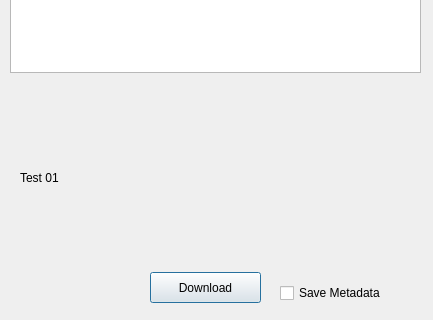
This is OpenAerialMap/gui/ui/img_browser.ui in hotosm/oam-qgis-plugin as Qt 5 draws it before an edit; both pictures show x 0 to 433 and y 218 to 538 of the 433 by 538 pixel window. The edited form follows.
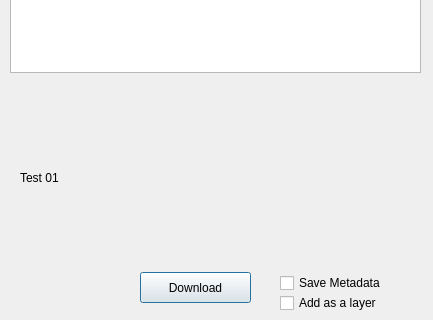
This is the edited form.

Commit message: Added codes to insert reprojected image as a raster layer Added codes to update the listWidgets after reprojection Added a checkbox and codes which insert the downloaded image as a raster layer

```diff
--- a/OpenAerialMap/gui/ui/img_browser.ui
+++ b/OpenAerialMap/gui/ui/img_browser.ui
@@ -26,7 +26,7 @@
   <widget class="QPushButton" name="pushButtonDownload">
    <property name="geometry">
     <rect>
-     <x>150</x>
+     <x>140</x>
      <y>490</y>
      <width>111</width>
      <height>31</height>
@@ -53,7 +53,7 @@
    <property name="geometry">
     <rect>
      <x>280</x>
-     <y>500</y>
+     <y>490</y>
      <width>111</width>
      <height>22</height>
     </rect>
@@ -62,6 +62,19 @@
     <string>Save Metadata</string>
    </property>
   </widget>
+  <widget class="QCheckBox" name="checkBoxAddLayer">
+   <property name="geometry">
+    <rect>
+     <x>280</x>
+     <y>510</y>
+     <width>121</width>
+     <height>22</height>
+    </rect>
+   </property>
+   <property name="text">
+    <string>Add as a layer</string>
+   </property>
+  </widget>
  </widget>
  <resources/>
  <connections/>
```
The commit also changes 4 other files.
